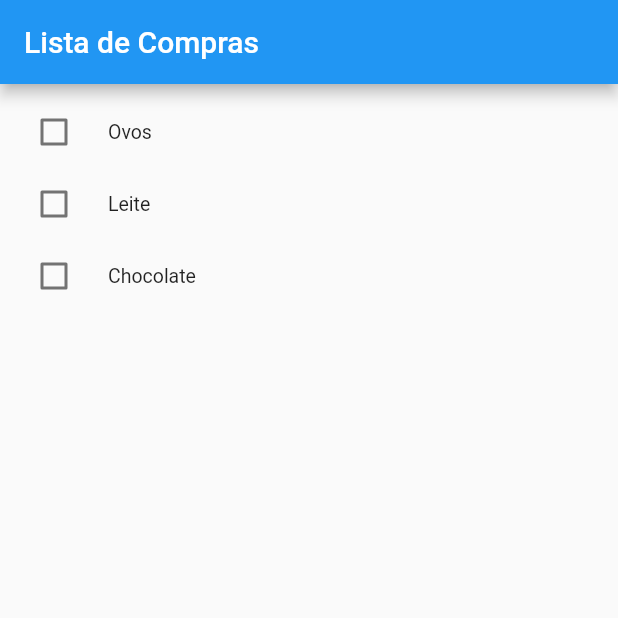
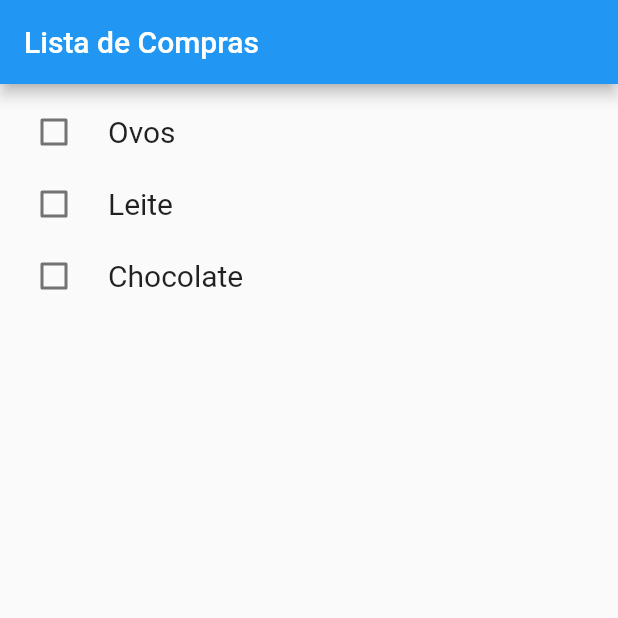
Before and after one commit to natannjos/learning-flutter, a Flutter app: the screen it shows after launch, on a phone screen of 412 x 824 dp, the top half of it. Run offline on Flutter 3.47's test engine with Material 2 defaults, Android fonts, the phone set to English and light mode, and no system bars.

Commit message:
Change font size

```diff
--- a/lib/main.dart
+++ b/lib/main.dart
@@ -29,9 +29,12 @@ class ShoppingListItem extends StatelessWidget {
   }
 
   TextStyle? _getTextStyle(BuildContext context) {
-    if (!inCart) return null;
+    const double fontSize = 20.0;
+    if (!inCart) return const TextStyle(fontSize: fontSize);
     return const TextStyle(
-        color: Colors.black54, decoration: TextDecoration.lineThrough);
+        color: Colors.black54,
+        fontSize: fontSize,
+        decoration: TextDecoration.lineThrough);
   }
 
   @override
```
